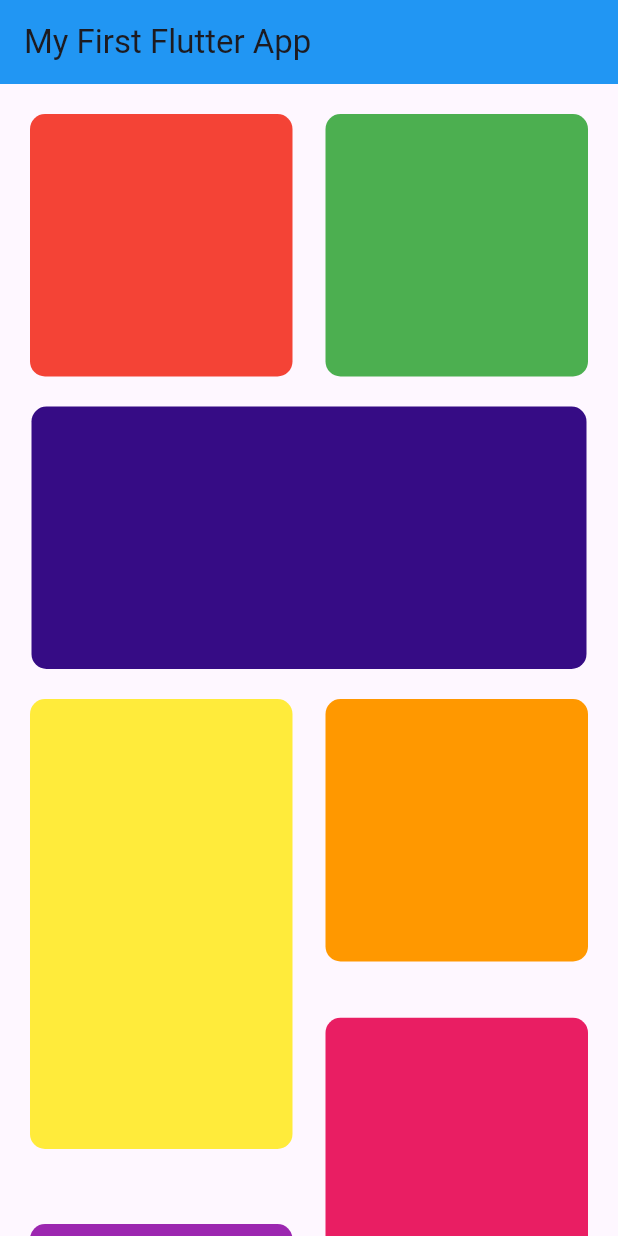
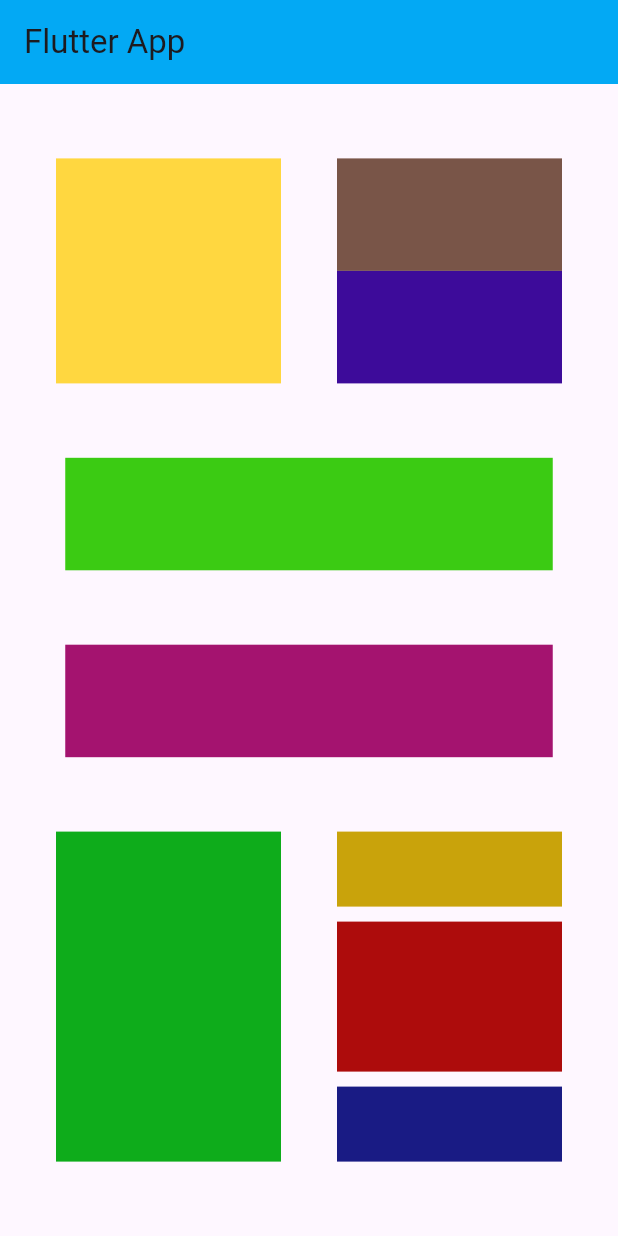
Before and after one commit to 99Udith/my_first_flutter_app, a Flutter app: the screen it shows after launch, on a phone screen of 412 x 824 dp. Run offline on Flutter 3.47's test engine with Material 3 defaults, Android fonts, the phone set to English and light mode, and no system bars.

Commit message:
02/07/2025 Updates

```diff
--- a/lib/main.dart
+++ b/lib/main.dart
@@ -10,120 +10,98 @@ class MyApp extends StatelessWidget {
   Widget build(BuildContext context) {
     return MaterialApp(
       debugShowCheckedModeBanner: false,
-      title: 'My First Flutter App',
       home: Scaffold(
         appBar: AppBar(
-          title: Text('My First Flutter App'),
-           backgroundColor: Colors.blue,
+          title: Text("Flutter App"),
+          backgroundColor: Colors.lightBlue,
         ),
-        body: Padding(
-          padding: const EdgeInsets.symmetric(horizontal: 20),
-          child: SingleChildScrollView(
-            child: Column(
+        body: Column(
           mainAxisAlignment: MainAxisAlignment.spaceEvenly,
-              children: <Widget>[
-                SizedBox(height: 20),
+          children: [
             Row(
-                  mainAxisAlignment: MainAxisAlignment.spaceBetween,
+              mainAxisAlignment: MainAxisAlignment.spaceEvenly,
               children: [
-                    Container(
-                      height: 175,
-                      width: 175,
-                      decoration: BoxDecoration(
-                        color: Colors.red,
-                        borderRadius: BorderRadius.circular(10),
-                      ),
-                    ),
-                    SizedBox(width: 20), // Add spacing between containers
-                    Container(
-                      height: 175,
-                      width: 175,
-                      decoration: BoxDecoration(
-                        color: Colors.green,
-                        borderRadius: BorderRadius.circular(10),
-                      ),
-                    ),
-                  ],
-                ),
-                SizedBox(height: 20), // Add spacing between rows
                 Column(
                 children: [
                   Container(
-                      height: 175,
-                      width: 370,
-                      decoration: BoxDecoration(
-                        color: const Color.fromARGB(255, 54, 12, 133),
-                        borderRadius: BorderRadius.circular(10),
-                      ),
+                    height: 150,
+                    width: 150,
+                    color: Colors.amberAccent,
                   )
                 ],
                 ),
-                SizedBox(height: 20), // Add spacing between columns
-                Container(
-                  height: 600,
-                  child: Row(
-                    mainAxisAlignment: MainAxisAlignment.spaceBetween,
-                    crossAxisAlignment: CrossAxisAlignment.start,
-                    children: [
                 Column(
-                        mainAxisAlignment: MainAxisAlignment.spaceBetween,
                   children: [
                     Container(
-                            height: 300,
-                            width: 175,
-                            decoration: BoxDecoration(
-                              color: Colors.yellow,
-                              borderRadius: BorderRadius.circular(10),
+                      width: 150,
+                      height: 75,
+                      color: Colors.brown,
                     ),
+                    Container(
+                      height: 75,
+                      width: 150,
+                      color: const Color.fromARGB(255, 61, 11, 154),
+                    )
+                  ],
+                )
+              ],
             ),
-                          SizedBox(height: 20), // Add spacing between containers
-                          Container(
-                            height: 250,
-                            width: 175,
-                            decoration: BoxDecoration(
-                              color: Colors.purple,
-                              borderRadius: BorderRadius.circular(10),
-                            ),
+            Column(
+              children: [
+                Container(height: 75,
+                      width: 325,
+                      color: const Color.fromARGB(255, 59, 203, 19),
                 ),
               ],
             ),
             Column(
-                        mainAxisAlignment: MainAxisAlignment.spaceBetween,
               children: [
-                          Container(
-                            height: 175,
-                            width: 175,
-                            decoration: BoxDecoration(
-                              color: Colors.orange,
-                              borderRadius: BorderRadius.circular(10),
-                            ),
-                          ),
-                          SizedBox(height: 20), // Add spacing between containers
-                          Container(
-                            height: 175,
-                            width: 175,
-                            decoration: BoxDecoration(
-                              color: Colors.pink,
-                              borderRadius: BorderRadius.circular(10),
-                            ),
-                          ),
-                          SizedBox(height: 20), // Add spacing between containers
-                          Container(
-                            height: 175,
-                            width: 175,
-                            decoration: BoxDecoration(
-                              color: Colors.brown,
-                              borderRadius: BorderRadius.circular(10),
-                            ),
-                          )],
+
+                SizedBox(width: 20),
+                Container(height: 75,
+                      width: 325,
+                      color: const Color.fromARGB(255, 164, 19, 111),
                 ),
               ],
             ),
+            Row(
+              mainAxisAlignment: MainAxisAlignment.spaceEvenly,
+              children: [
+                Container(
+                      height: 220,
+                      width: 150,
+                      color: const Color.fromARGB(255, 14, 172, 27),
+                ),
+                Column(
+                  children: [
+                    Container(
+                      height: 50,
+                      width: 150,
+                      color: const Color.fromARGB(255, 201, 163, 11),
+                ),
+                SizedBox(height: 10),
+                Container(
+                      height: 100,
+                      width: 150,
+                      color: const Color.fromARGB(255, 173, 12, 12),
+                ),
+                SizedBox(height: 10),
+                Container(
+                      height: 50,
+                      width: 150,
+                      color: const Color.fromARGB(255, 25, 27, 132),
+                ),
+                  ],
+                )
+
+
+              ],
             )
           ],
+
+
         ),
-          ),
-        ),
+
       ),
     );
   }
```
Lines whose indentation alone changed are shown as unchanged.
